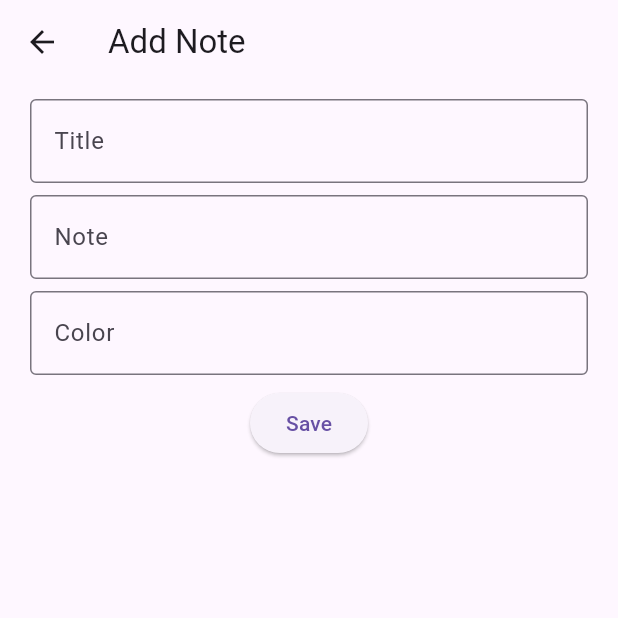
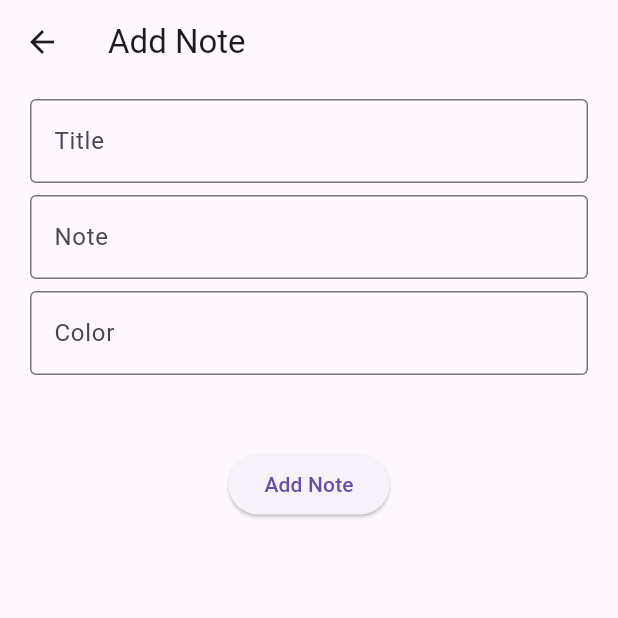
Before and after one commit to fantasy-art/proj_sqflite, a Flutter app: the AddNote screen opened by its route, on a phone screen of 412 x 824 dp, the top half of it. Run offline on Flutter 3.47's test engine with Material 2 defaults, Android fonts, the light colour scheme and no system bars; our stand-ins replace sqflite; accounts and stored records are empty.

Commit message:
change btn name

```diff
--- a/lib/screens/add_note.dart
+++ b/lib/screens/add_note.dart
@@ -20,6 +20,7 @@ class _AddNoteState extends State<AddNote> {
   TextEditingController note = TextEditingController();
   TextEditingController color = TextEditingController();
 
+  String errorText = '';
   @override
   Widget build(BuildContext context) {
     return Scaffold(
@@ -48,14 +49,16 @@ class _AddNoteState extends State<AddNote> {
                   label: Text('Color'), border: OutlineInputBorder()),
             ),
             const SizedBox(height: 8),
+            Text(errorText),
+            const SizedBox(height: 20),
             ElevatedButton(
                 onPressed: () async {
-                  title.text.trim().isNotEmpty ||
+                  if (title.text.trim().isNotEmpty ||
                       note.text.trim().isNotEmpty ||
-                          color.text.trim().isNotEmpty
-                      ? await sqldb.insertData(
-                          "INSERT INTO Notes (Title, Note, Color) VALUES('${title.text}', '${note.text}', '${color.text}')")
-                      : print('Error');
+                      color.text.trim().isNotEmpty) {
+                    await sqldb.insertData(
+                        "INSERT INTO Notes (Title, Note, Color) VALUES('${title.text}', '${note.text}', '${color.text}')");
+
                     // ignore: use_build_context_synchronously
                     Navigator.pushAndRemoveUntil(
                         context,
@@ -63,8 +66,15 @@ class _AddNoteState extends State<AddNote> {
                           builder: (context) => const Home(),
                         ),
                         (route) => false);
+                  } else {
+                    setState(() {
+                      errorText =
+                          'Please Check Title, Note and Color is not empty';
+                      print(errorText);
+                    });
+                  }
                 },
-                child: const Text('Save'))
+                child: const Text('Add Note'))
           ],
         ),
       ),
--- a/lib/screens/edit_note.dart
+++ b/lib/screens/edit_note.dart
@@ -81,7 +81,7 @@ class _EditNoteState extends State<EditNote> {
                       ),
                       (route) => false);
                 },
-                child: const Text('Save'))
+                child: const Text('Edit Note'))
           ],
         ),
       ),
```
Lines whose indentation alone changed are shown as unchanged.
